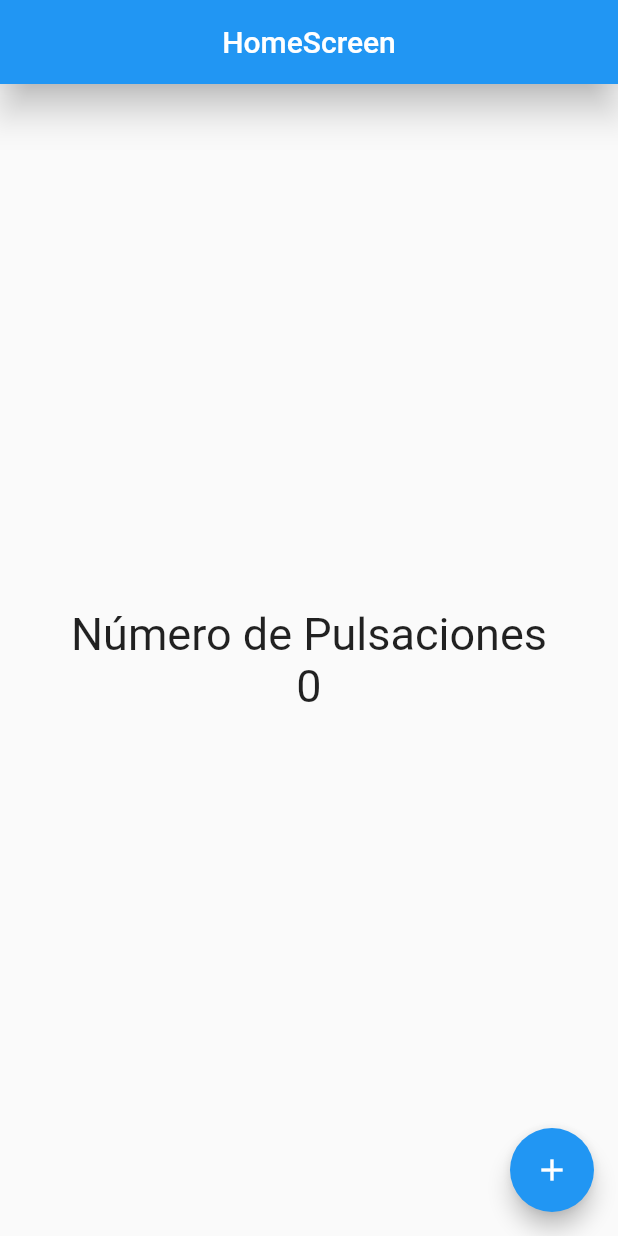
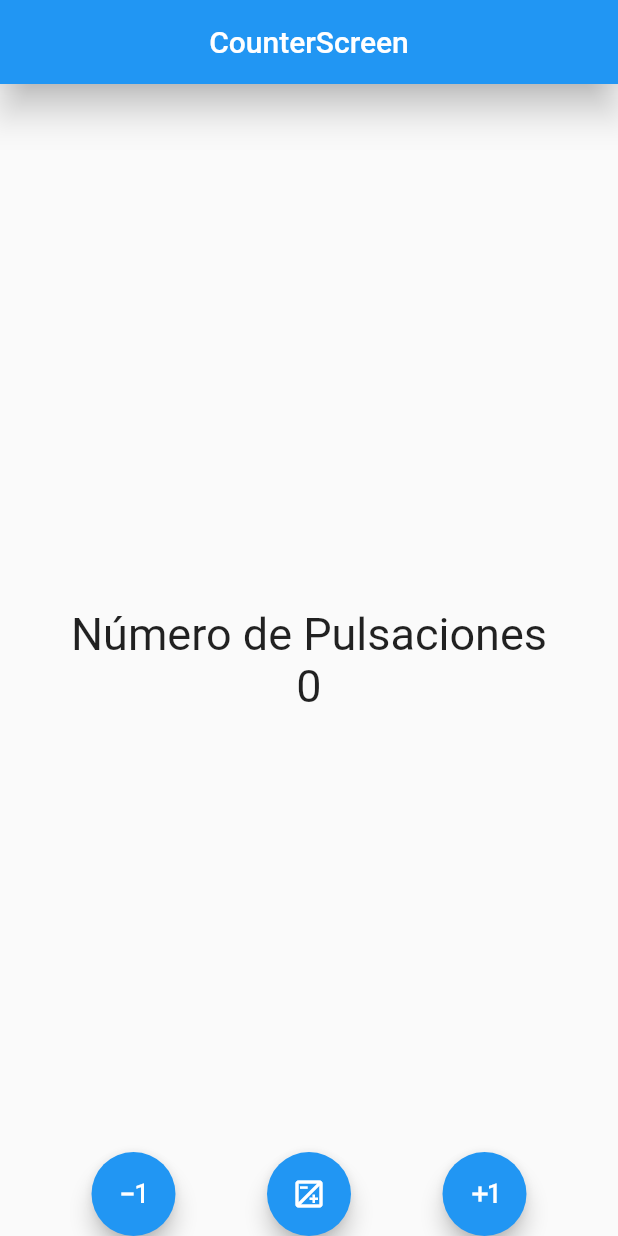
Before and after one commit to tutorcfgsi/counter_app, a Flutter app: the screen it shows after launch, on a phone screen of 412 x 824 dp. Run offline on Flutter 3.47's test engine with Material 2 defaults, Android fonts, the phone set to English and light mode, and no system bars.

Commit message:
Commit Final

```diff
--- a/counter_app/lib/main.dart
+++ b/counter_app/lib/main.dart
@@ -1,6 +1,7 @@
 import 'package:flutter/material.dart';
 
-import 'package:counter_app/screens/home_sreen.dart';
+// import 'package:counter_app/screens/home_sreen.dart';
+import 'package:counter_app/screens/counter_sreen.dart';
 
 void main() {
   runApp(const MyApp());
@@ -12,6 +13,8 @@ class MyApp extends StatelessWidget {
   @override
   Widget build(BuildContext context) {
     return const MaterialApp(
-        debugShowCheckedModeBanner: false, home: HomeScreen());
+        // debugShowCheckedModeBanner: false, home: HomeScreen());
+        debugShowCheckedModeBanner: false,
+        home: CounterScreen());
   }
 }
--- /dev/null
+++ b/counter_app/lib/screens/counter_sreen.dart
@@ -0,0 +1,102 @@
+import 'package:flutter/material.dart';
+
+class CounterScreen extends StatefulWidget {
+  const CounterScreen({super.key});
+
+  @override
+  State<CounterScreen> createState() => _CounterScreenState();
+}
+
+class _CounterScreenState extends State<CounterScreen> {
+  int counter = 0;
+
+  void increase() {
+    counter++;
+    setState(() {});
+  }
+
+  void decrease() {
+    counter--;
+    setState(() {});
+  }
+
+  void reset() {
+    counter = 0;
+    setState(() {});
+  }
+
+  @override
+  Widget build(BuildContext context) {
+    const fontSize30 = TextStyle(fontSize: 30);
+    return Scaffold(
+      appBar: AppBar(
+        centerTitle: true,
+        title: const Text('CounterScreen'),
+        elevation: 10.0,
+      ),
+      body: Center(
+        child: Column(
+          mainAxisAlignment: MainAxisAlignment.center,
+          children: <Widget>[
+            const Text('Número de Pulsaciones', style: fontSize30),
+            Text('$counter', style: fontSize30)
+          ],
+        ),
+      ),
+      floatingActionButtonLocation: FloatingActionButtonLocation.centerDocked,
+      floatingActionButton: CustomFloatingActions(
+          increaseFn: increase, decreaseFn: decrease, resetFn: reset),
+    );
+  }
+}
+
+class CustomFloatingActions extends StatelessWidget {
+  final Function increaseFn;
+  final Function decreaseFn;
+  final Function resetFn;
+
+  const CustomFloatingActions({
+    Key? key,
+    required this.increaseFn,
+    required this.decreaseFn,
+    required this.resetFn,
+  }) : super(key: key);
+
+  @override
+  Widget build(BuildContext context) {
+    return Row(
+      mainAxisAlignment: MainAxisAlignment.spaceEvenly,
+      children: [
+        FloatingActionButton(
+          onPressed: () => decreaseFn(),
+          child: const Icon(Icons.exposure_minus_1_outlined),
+          // onPressed: () => setState(() => counter++),
+          // onPressed: () {
+          //   counter--;
+          //   setState(() {});
+          // },
+        ),
+        // const SizedBox(width: 20),
+        FloatingActionButton(
+          onPressed: () => resetFn(),
+          child: const Icon(Icons.exposure_outlined),
+          // onPressed: () => setState(() => counter = 0),
+          // onPressed: () {
+          //   counter = 0;
+          //   setState(() {});
+          // },
+        ),
+        // const SizedBox(width: 20),
+        FloatingActionButton(
+          onPressed: () => increaseFn(),
+          child: const Icon(Icons.exposure_plus_1_outlined),
+          // onPressed: () => setState(() => counter--),
+          // onPressed: () {
+          //   counter++;
+          //   setState(() {});
+          // },
+        ),
+      ],
+    );
+  }
+}
```
